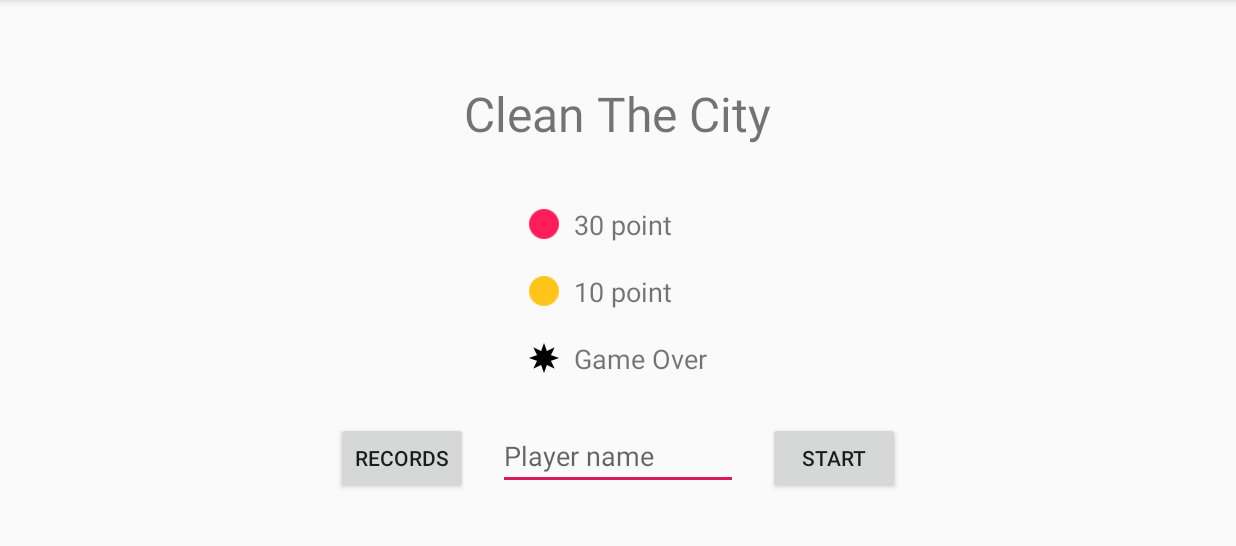
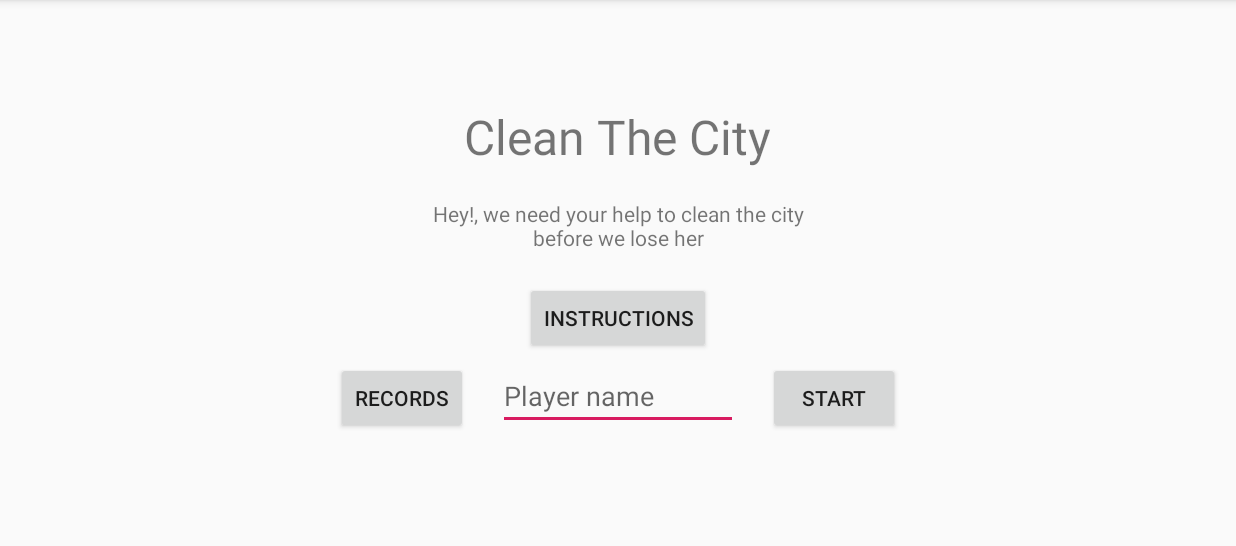
Before and after one commit to dorshamir55/CleaningTheCity, an Android app: the screen it shows after launch (StartActivity), on a phone screen of 824 x 412 dp (held sideways), the part 72-618 px from its top. Run offline under Robolectric (Android 15) with nearby library versions, the phone set to English and light mode, and no system bars.

Commit message:
added instructions for the game

```diff
--- a/app/src/main/java/com/example/cleaningthecity/StartActivity.java
+++ b/app/src/main/java/com/example/cleaningthecity/StartActivity.java
@@ -1,35 +1,34 @@
 package com.example.cleaningthecity;
 
+import android.app.Dialog;
 import android.content.Intent;
-//import android.support.v7.app.AppCompatActivity;
-import android.content.pm.ActivityInfo;
 import android.os.Bundle;
 import android.view.KeyEvent;
 import android.view.View;
 import android.widget.Button;
 import android.widget.EditText;
+import android.widget.TextView;
 
 import androidx.appcompat.app.AppCompatActivity;
-//
-//import com.google.android.gms.ads.AdListener;
-//import com.google.android.gms.ads.AdRequest;
-//import com.google.android.gms.ads.InterstitialAd;
+
 
 public class StartActivity extends AppCompatActivity {
 
     private Button startButton;
     private EditText nameEditText;
     private Button recordsButton;
-    //private InterstitialAd interstitial;
+    private TextView closeInstruction;
+    private Dialog instructionsDialog;
 
     @Override
     protected void onCreate(Bundle savedInstanceState) {
-        //setRequestedOrientation(ActivityInfo.SCREEN_ORIENTATION_LANDSCAPE);
+
         super.onCreate(savedInstanceState);
         setContentView(R.layout.activity_start);
         startButton = (Button)(findViewById(R.id.btn_start));
         recordsButton = (Button)(findViewById(R.id.btn_records));
         nameEditText = (EditText)(findViewById(R.id.editText_name));
+        instructionsDialog = new Dialog(this);
 
         startButton.setOnClickListener(new View.OnClickListener() {
             @Override
@@ -49,8 +48,21 @@ public class StartActivity extends AppCompatActivity {
                 startActivity(intent);
             }
         });
+
     }
 
+    public void showInstructions(View view)
+    {
+        instructionsDialog.setContentView(R.layout.game_instructions);
+        closeInstruction = (TextView) (instructionsDialog.findViewById(R.id.txt_close));
+        closeInstruction.setOnClickListener(new View.OnClickListener() {
+            @Override
+            public void onClick(View v) {
+                instructionsDialog.dismiss();
+            }
+        });
+        instructionsDialog.show();
+    }
 
     public void startGame() {
         //startActivity(new Intent(getApplicationContext(), MainActivity.class));
--- /dev/null
+++ b/app/src/main/res/drawable/circle_quit_background.xml
@@ -0,0 +1,4 @@
+<?xml version="1.0" encoding="utf-8"?>
+<shape android:shape="oval" xmlns:android="http://schemas.android.com/apk/res/android">
+<stroke android:width="2dp" android:color="@color/white"/>
+</shape>
--- a/app/src/main/res/layout-land/activity_result.xml
+++ b/app/src/main/res/layout-land/activity_result.xml
@@ -35,7 +35,7 @@
         <Button
             android:layout_width="wrap_content"
             android:layout_height="wrap_content"
-            android:layout_marginRight="20dp"
+            android:layout_marginEnd="20dp"
             android:text="@string/back_menu"
             android:onClick="backMenu"
             android:textAllCaps="false"/>
--- a/app/src/main/res/layout-land/activity_start.xml
+++ b/app/src/main/res/layout-land/activity_start.xml
@@ -8,79 +8,49 @@
     <TextView
         android:layout_width="wrap_content"
         android:layout_height="wrap_content"
+        android:layout_gravity="center"
+        android:gravity="center"
         android:text="@string/game_name"
-        android:layout_marginTop="20dp"
-        android:textSize="32sp"/>
+        android:textSize="32sp"
+        />
 
-    <TableLayout
+    <TextView
+       android:layout_width="300dp"
+       android:layout_height="wrap_content"
+       android:layout_gravity="center"
+       android:gravity="center"
+       android:text="@string/intro_txt"
+       android:padding="20dp"/>
+
+    <Button
+        android:id="@+id/btn_instructions"
         android:layout_width="wrap_content"
         android:layout_height="wrap_content"
-        android:layout_marginTop="40dp">
-
-        <TableRow
-            android:gravity="center_vertical">
-            <ImageView
-                android:layout_width="20dp"
-                android:layout_height="20dp"
-                android:src="@drawable/pink"/>
-            <TextView
-                android:layout_width="wrap_content"
-                android:layout_height="wrap_content"
-                android:text="30 point"
-                android:textSize="18sp"
-                android:paddingLeft="10dp"/>
-        </TableRow>
-
-        <TableRow
-            android:layout_marginTop="20dp"
-            android:gravity="center_vertical">
-            <ImageView
-                android:layout_width="20dp"
-                android:layout_height="20dp"
-                android:src="@drawable/orange"/>
-            <TextView
-                android:layout_width="wrap_content"
-                android:layout_height="wrap_content"
-                android:text="10 point"
-                android:textSize="18sp"
-                android:paddingLeft="10dp"/>
-        </TableRow>
-
-        <TableRow
-            android:layout_marginTop="20dp"
-            android:gravity="center_vertical">
-            <ImageView
-                android:layout_width="20dp"
-                android:layout_height="20dp"
-                android:src="@drawable/black"/>
-            <TextView
-                android:layout_width="wrap_content"
-                android:layout_height="wrap_content"
-                android:text="Game Over"
-                android:textSize="18sp"
-                android:paddingLeft="10dp"/>
-        </TableRow>
-
-    </TableLayout>
+        android:onClick="showInstructions"
+        android:layout_gravity="center"
+        android:gravity="center"
+        android:text="@string/instructions_btn" />
 
     <TableRow
         android:layout_width="wrap_content"
         android:layout_height="wrap_content"
-        android:layout_marginTop="30dp">
+        android:layout_gravity="center"
+        android:padding="5dp"
+        >
 
         <Button
             android:id="@+id/btn_records"
             android:layout_width="wrap_content"
             android:layout_height="wrap_content"
             android:text="@string/records_table"
-            android:layout_marginRight="20dp"/>
+            android:layout_marginEnd="20dp"/>
 
         <EditText
             android:id="@+id/editText_name"
             android:layout_width="160dp"
             android:layout_height="wrap_content"
             android:hint="@string/player_name"
-            android:layout_marginRight="20dp"
+            android:layout_marginEnd="20dp"
             android:inputType="text"/><!--//one line only-->
 
         <Button
--- a/app/src/main/res/values/colors.xml
+++ b/app/src/main/res/values/colors.xml
@@ -1,6 +1,7 @@
 <?xml version="1.0" encoding="utf-8"?>
 <resources>
     <color name="colorPrimary">#008577</color>
-    <color name="colorPrimaryDark">#00574B</color>
+    <color name="colorPrimaryDark">#2f333f</color>
     <color name="colorAccent">#D81B60</color>
+    <color name="white">#fff</color>
 </resources>
--- a/app/src/main/res/values/strings.xml
+++ b/app/src/main/res/values/strings.xml
@@ -17,4 +17,9 @@
     <string name="pb_Status">High Score Table Loaded</string>
     <string name="back_menu">Back menu</string>
     <string name="level_up">"level "</string>
+    <string name="instructions_window">Instructions</string>
+    <string name="game_instructions">Collect all the garbage from the city and avoid the bad object</string>
+    <string name="game_instructions_title">Game Instructions</string>
+    <string name="instructions_btn">Instructions</string>
+    <string name="intro_txt">Hey!, we need your help to clean the city before we lose her</string>
 </resources>
```
Also changed, not shown: app/src/main/java/com/example/cleaningthecity/ResultActivity.java (+2 -5 lines), app/src/main/res/layout-land/activity_main.xml (+12 -2 lines), app/src/main/res/layout/game_instructions.xml (added, +99 -0 lines), 1 other file.
